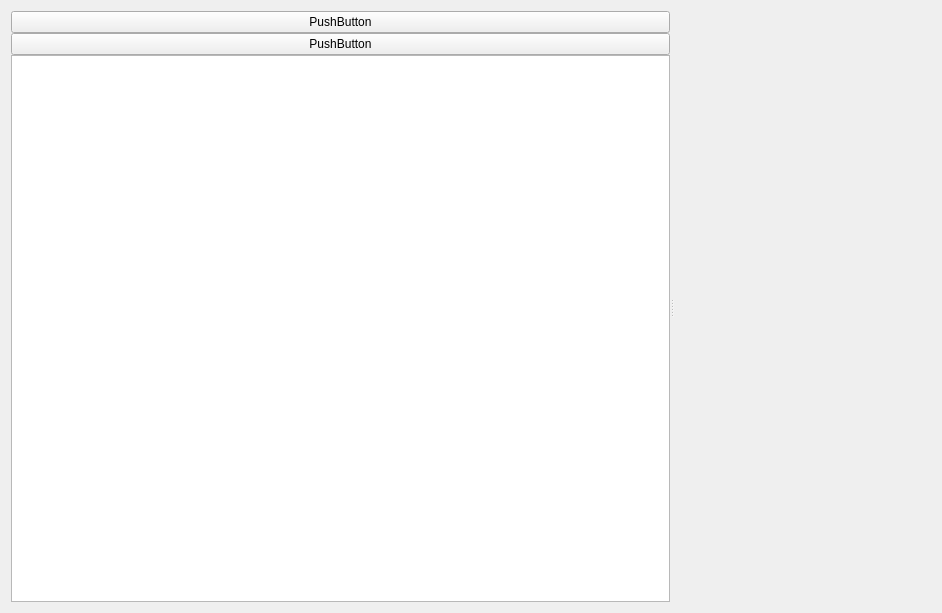
app211/jaqet, file src/mainwindow.ui: the form before one commit.
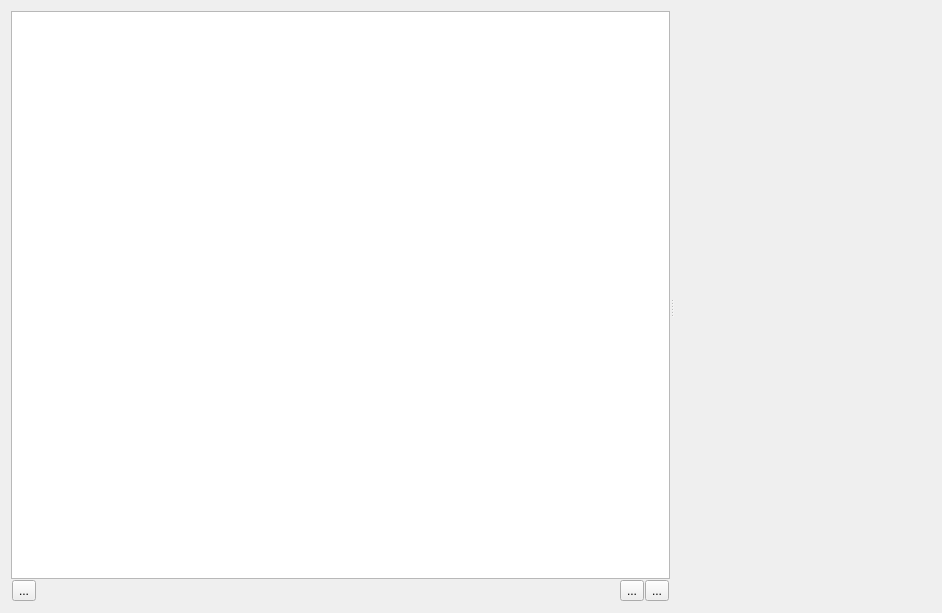
The form after the commit. Icons and pictures are not drawn. Custom widgets are drawn as their Qt base class.

Diff of the .ui file:
```diff
--- a/src/mainwindow.ui
+++ b/src/mainwindow.ui
@@ -71,23 +71,76 @@
             <property name="bottomMargin">
              <number>0</number>
             </property>
-            <item>
-             <widget class="QPushButton" name="chooseTizzBirdFolderButton">
-              <property name="text">
-               <string>PushButton</string>
-              </property>
-             </widget>
-            </item>
-            <item>
-             <widget class="QPushButton" name="pushButton">
-              <property name="text">
-               <string>PushButton</string>
-              </property>
-             </widget>
-            </item>
             <item>
              <widget class="QListView" name="listView"/>
             </item>
+            <item>
+             <widget class="QWidget" name="widget_4" native="true">
+              <layout class="QHBoxLayout" name="horizontalLayout_3">
+               <property name="spacing">
+                <number>1</number>
+               </property>
+               <property name="leftMargin">
+                <number>1</number>
+               </property>
+               <property name="topMargin">
+                <number>1</number>
+               </property>
+               <property name="rightMargin">
+                <number>1</number>
+               </property>
+               <property name="bottomMargin">
+                <number>1</number>
+               </property>
+               <item>
+                <widget class="QToolButton" name="toolButtonChooseFolder">
+                 <property name="text">
+                  <string>...</string>
+                 </property>
+                 <property name="icon">
+                  <iconset resource="../resources/resources.qrc">
+                   <normaloff>:/resources/images/folder.png</normaloff>:/resources/images/folder.png</iconset>
+                 </property>
+                </widget>
+               </item>
+               <item>
+                <spacer name="horizontalSpacer">
+                 <property name="orientation">
+                  <enum>Qt::Horizontal</enum>
+                 </property>
+                 <property name="sizeHint" stdset="0">
+                  <size>
+                   <width>40</width>
+                   <height>20</height>
+                  </size>
+                 </property>
+                </spacer>
+               </item>
+               <item>
+                <widget class="QToolButton" name="toolButtonSettings">
+                 <property name="text">
+                  <string>...</string>
+                 </property>
+                 <property name="icon">
+                  <iconset resource="../resources/resources.qrc">
+                   <normaloff>:/resources/images/settings.png</normaloff>:/resources/images/settings.png</iconset>
+                 </property>
+                </widget>
+               </item>
+               <item>
+                <widget class="QToolButton" name="toolButtonExit">
+                 <property name="text">
+                  <string>...</string>
+                 </property>
+                 <property name="icon">
+                  <iconset resource="../resources/resources.qrc">
+                   <normaloff>:/resources/images/exit.png</normaloff>:/resources/images/exit.png</iconset>
+                 </property>
+                </widget>
+               </item>
+              </layout>
+             </widget>
+            </item>
            </layout>
           </widget>
           <widget class="PanelView" name="widget_3" native="true"/>
```
Left out of the diff: 40 changed lines with no effect on the pictures.
